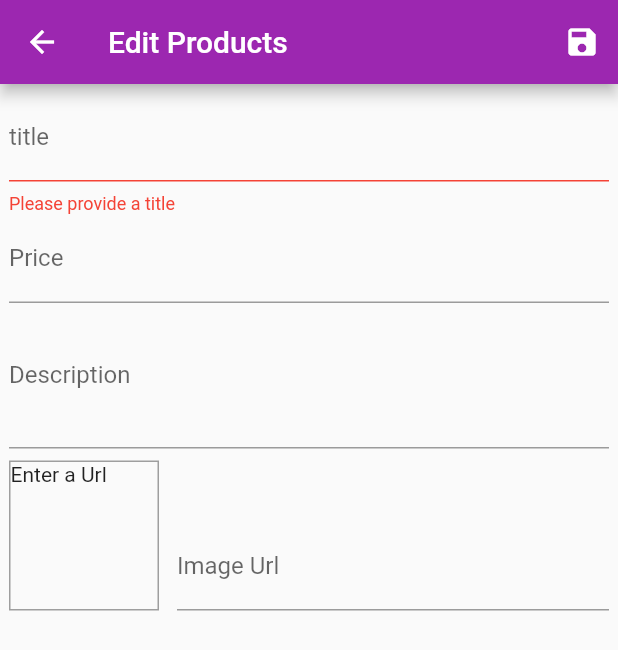
After one commit to manjusha8/flutter_shop_app, a Flutter app: the EditProductScreen screen opened by its route, after a tap on the "save" icon, on a phone screen of 412 x 824 dp. The commit adds this screen. Shown: the top 650 px of the screen. Run offline on Flutter 3.47's test engine with Material 2 defaults, Android fonts, the phone set to English and light mode, and no system bars; network calls fail.

Commit message:
upto form fields in edit_product_screen

```diff
--- /dev/null
+++ b/lib/screens/edit_product_screen.dart
@@ -0,0 +1,177 @@
+import 'package:flutter/material.dart';
+
+import 'package:flutter_app/providers/product.dart';
+
+class EditProductScreen extends StatefulWidget {
+  static const routeName = '/edit-product';
+
+  @override
+  _EditProductScreenState createState() => _EditProductScreenState();
+}
+
+class _EditProductScreenState extends State<EditProductScreen> {
+  final _priceFocusNode = FocusNode();
+  final _descriptionFocusNode = FocusNode();
+  final _imageUrlController = TextEditingController();
+  final _imageUrlFocusNode = FocusNode();
+  final _form = GlobalKey<FormState>();
+
+  var editedProduct = Product(
+      id: null, title: null, description: null, imageUrl: null, price: null);
+
+  @override
+  void dispose() {
+    _imageUrlFocusNode.removeListener(updateImageUrl);
+    _priceFocusNode.dispose();
+    _descriptionFocusNode.dispose();
+    _imageUrlController.dispose();
+    _imageUrlFocusNode.dispose();
+    super.dispose();
+  }
+
+  @override
+  void initState() {
+    print('init state');
+    _imageUrlFocusNode.addListener(updateImageUrl);
+    super.initState();
+  }
+
+  void updateImageUrl() {
+    if (!_imageUrlFocusNode.hasFocus) {
+      setState(() {});
+    }
+  }
+
+  void _saveForm() {
+    final _isValid = _form.currentState.validate();
+    if (!_isValid) {
+      return;
+    }
+    _form.currentState.save();
+    print(editedProduct.title);
+    print(editedProduct.price);
+    print(editedProduct.description);
+    print(editedProduct.imageUrl);
+  }
+
+  @override
+  Widget build(BuildContext context) {
+    return Scaffold(
+      appBar: AppBar(
+        title: Text('Edit Products'),
+        actions: [
+          IconButton(
+              icon: Icon(Icons.save),
+              onPressed: () {
+                _saveForm();
+              })
+        ],
+      ),
+      body: Padding(
+        padding: const EdgeInsets.all(6.0),
+        child: Form(
+          key: _form,
+          child: ListView(
+            children: [
+              TextFormField(
+                decoration: InputDecoration(
+                  labelText: 'title',
+                ),
+                textInputAction: TextInputAction.next,
+                onFieldSubmitted: (_) {
+                  FocusScope.of(context).requestFocus(_priceFocusNode);
+                },
+                validator: (value) {
+                  if (value.isEmpty) {
+                    return 'Please provide a title';
+                  }
+                  return null;
+                },
+                onSaved: (value) {
+                  editedProduct = Product(
+                      id: null,
+                      title: value,
+                      description: editedProduct.description,
+                      imageUrl: editedProduct.imageUrl,
+                      price: editedProduct.price);
+                },
+              ),
+              TextFormField(
+                decoration: InputDecoration(labelText: 'Price'),
+                textInputAction: TextInputAction.next,
+                keyboardType: TextInputType.number,
+                focusNode: _priceFocusNode,
+                onFieldSubmitted: (_) {
+                  FocusScope.of(context).requestFocus(_descriptionFocusNode);
+                },
+                onSaved: (value) {
+                  editedProduct = Product(
+                      id: null,
+                      title: editedProduct.title,
+                      description: editedProduct.description,
+                      imageUrl: editedProduct.imageUrl,
+                      price: double.parse(value));
+                },
+              ),
+              TextFormField(
+                decoration: InputDecoration(
+                  labelText: 'Description',
+                ),
+                textInputAction: TextInputAction.next,
+                maxLines: 3,
+                focusNode: _descriptionFocusNode,
+                onSaved: (value) {
+                  editedProduct = Product(
+                      id: null,
+                      title: editedProduct.title,
+                      description: value,
+                      imageUrl: editedProduct.imageUrl,
+                      price: editedProduct.price);
+                },
+              ),
+              Row(
+                crossAxisAlignment: CrossAxisAlignment.end,
+                children: [
+                  Container(
+                    width: 100,
+                    height: 100,
+                    margin: EdgeInsets.only(top: 8, right: 12),
+                    decoration: BoxDecoration(
+                      border: Border.all(width: 1, color: Colors.grey),
+                    ),
+                    child: _imageUrlController.text.isEmpty
+                        ? Text('Enter a Url')
+                        : FittedBox(
+                            fit: BoxFit.cover,
+                            child: Image.network(_imageUrlController.text),
+                          ),
+                  ),
+                  Expanded(
+                    child: TextFormField(
+                      decoration: InputDecoration(labelText: 'Image Url'),
+                      keyboardType: TextInputType.url,
+                      textInputAction: TextInputAction.done,
+                      controller: _imageUrlController,
+                      focusNode: _imageUrlFocusNode,
+                      onFieldSubmitted: (_) {
+                        _saveForm();
+                      },
+                      onSaved: (value) {
+                        editedProduct = Product(
+                            id: null,
+                            title: editedProduct.title,
+                            description: editedProduct.description,
+                            imageUrl: value,
+                            price: editedProduct.price);
+                      },
+                    ),
+                  )
+                ],
+              )
+            ],
+          ),
+        ),
+      ),
+    );
+  }
+}
--- a/lib/widgets/app_drawer.dart
+++ b/lib/widgets/app_drawer.dart
@@ -1,5 +1,6 @@
 import 'package:flutter/material.dart';
 import '../screens/orders_screen.dart';
+import 'package:flutter_app/screens/user_products_screen.dart';
 
 class AppDrawer extends StatelessWidget {
   @override
@@ -27,7 +28,16 @@ class AppDrawer extends StatelessWidget {
             onTap: () {
               Navigator.of(context).pushNamed(OrdersScreen.routeName);
             },
-          )
+          ),
+          Divider(),
+          ListTile(
+            leading: Icon(Icons.edit),
+            title: Text('Manage products'),
+            onTap: () {
+              Navigator.of(context)
+                  .pushReplacementNamed(UserProductsScreen.routeName);
+            },
+          ),
         ],
       ),
     );
```
Also changed, not shown: lib/main.dart (+6 -5 lines), lib/screens/user_products_screen.dart (+29 -6 lines), lib/widgets/user_product_item.dart (added, +37 -0 lines), pubspec.yaml (+11 -6 lines), assets/fonts/Anton-Regular.ttf (added), assets/fonts/Lato-Bold.ttf (added), assets/fonts/Lato-Regular.ttf (added).
